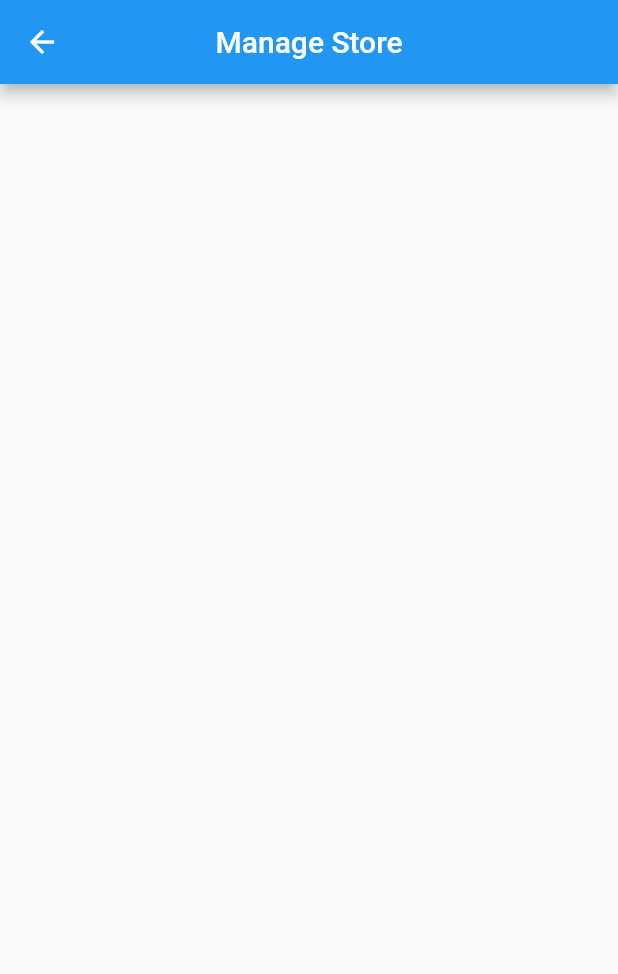
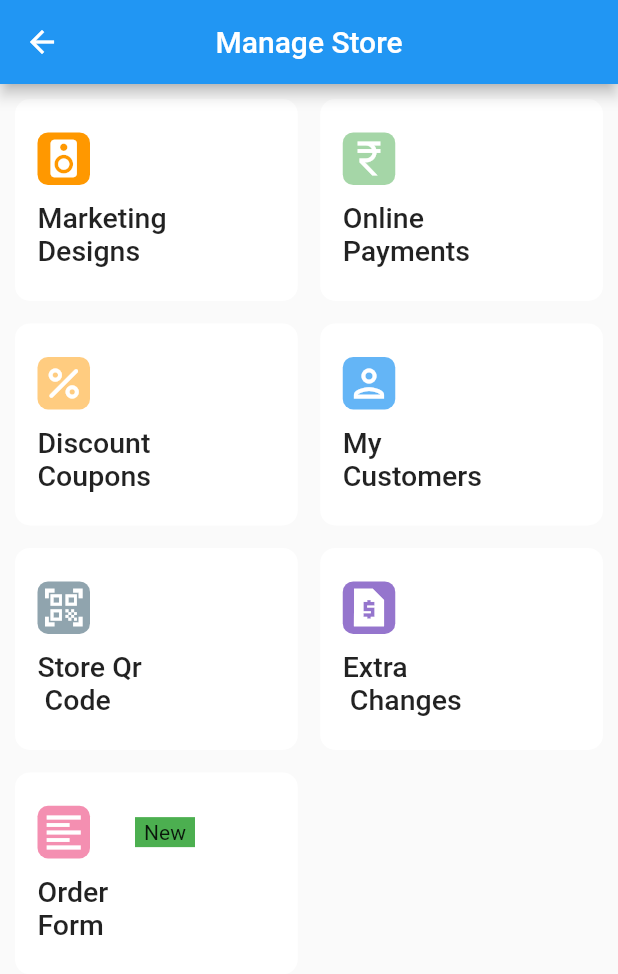
Before and after one commit to sufiyanas/Ui-Designs, a Flutter app: the ScreenTwo screen opened directly, on a phone screen of 412 x 824 dp. Shown: the top 974 px of the screen. Run offline on Flutter 3.47's test engine with Material 2 defaults, Android fonts, the phone set to English and light mode, and no system bars.

Commit message:
New Changes

```diff
--- a/lib/main.dart
+++ b/lib/main.dart
@@ -15,7 +15,7 @@ class MyApp extends StatelessWidget {
     return MaterialApp(
       title: 'UI- Desinging',
       // theme: ThemeData(primarySwatch: Colors.deepOrange),
-      home: const ScreenOne(),
+      home: const ScreenTwo(),
       debugShowCheckedModeBanner: false,
     );
   }
--- a/lib/screans/screen-2/screen_2.dart
+++ b/lib/screans/screen-2/screen_2.dart
@@ -1,4 +1,5 @@
 import 'package:flutter/material.dart';
+import 'package:ui_desinging/widget/cards.dart';
 
 class ScreenTwo extends StatelessWidget {
   const ScreenTwo({Key? key}) : super(key: key);
@@ -8,8 +9,8 @@ class ScreenTwo extends StatelessWidget {
     return Scaffold(
       appBar: AppBar(
         centerTitle: true,
-        leading: Icon(Icons.arrow_back),
-        title: Text(
+        leading: const Icon(Icons.arrow_back),
+        title: const Text(
           'Manage Store',
           style: TextStyle(fontSize: 20),
         ),
@@ -17,9 +18,54 @@ class ScreenTwo extends StatelessWidget {
       body: Padding(
         padding: const EdgeInsets.all(10),
         child: GridView(
-          gridDelegate:
-              SliverGridDelegateWithMaxCrossAxisExtent(maxCrossAxisExtent: 200),
-          children: [],
+          gridDelegate: const SliverGridDelegateWithMaxCrossAxisExtent(
+            maxCrossAxisExtent: 300,
+            crossAxisSpacing: 15,
+            mainAxisSpacing: 15,
+            childAspectRatio: 1.4,
+          ),
+          children: [
+            CardScreen(
+                title: 'Marketing Designs',
+                icon: Icons.speaker,
+                colour: Colors.orange),
+            CardScreen(
+                title: 'Online \nPayments',
+                icon: Icons.currency_rupee,
+                colour: Colors.green[200]),
+            CardScreen(
+                title: 'Discount \nCoupons',
+                icon: Icons.percent_rounded,
+                colour: Colors.orange[200]),
+            CardScreen(
+                title: 'My \nCustomers',
+                icon: Icons.person_outlined,
+                colour: Colors.blue[300]),
+            CardScreen(
+                title: 'Store Qr\n Code',
+                icon: Icons.qr_code_scanner_outlined,
+                colour: Colors.blueGrey[300]),
+            CardScreen(
+                title: 'Extra\n Changes',
+                icon: Icons.request_page_sharp,
+                colour: Colors.deepPurple[300]),
+            CardScreen(
+              title: 'Order \nForm',
+              icon: Icons.format_align_left_outlined,
+              colour: Colors.pink[200],
+              trailing: Container(
+                height: 20,
+                width: 40,
+                color: Colors.green,
+                margin: const EdgeInsets.symmetric(horizontal: 30),
+                child: const Center(
+                  child: Text(
+                    'New',
+                  ),
+                ),
+              ),
+            ),
+          ],
         ),
       ),
     );
--- a/lib/widget/cards.dart
+++ b/lib/widget/cards.dart
@@ -1,15 +1,64 @@
-import 'package:flutter/cupertino.dart';
+import 'package:flutter/material.dart';
 
 class CardScreen extends StatelessWidget {
-  const CardScreen({Key? key}) : super(key: key);
+  CardScreen(
+      {Key? key,
+      required this.title,
+      required this.icon,
+      required this.colour,
+      this.trailing})
+      : super(key: key);
+  final String title;
+  final IconData icon;
+  final Color? colour;
+  final Container? trailing;
 
   @override
   Widget build(BuildContext context) {
     return Stack(
       children: [
         Container(
-          decoration: BoxDecoration(),
-        )
+          decoration: (BoxDecoration(
+              borderRadius: BorderRadius.circular(10), color: Colors.white)),
+          child: Padding(
+            padding: const EdgeInsets.symmetric(vertical: 15, horizontal: 15),
+            child: Column(
+              mainAxisAlignment: MainAxisAlignment.center,
+              crossAxisAlignment: CrossAxisAlignment.start,
+              children: [
+                Row(
+                  children: [
+                    //Design Of Icons
+                    Container(
+                      decoration: BoxDecoration(
+                        borderRadius: BorderRadius.circular(7),
+                        color: colour,
+                      ),
+                      height: 35,
+                      width: 35,
+                      child: Icon(
+                        icon,
+                        size: 30,
+                        color: Colors.white,
+                      ),
+                    ),
+                    (trailing == null) ? const SizedBox() : trailing!,
+                  ],
+                ),
+                const SizedBox(
+                  height: 11,
+                ),
+                Text(
+                  title,
+                  style: TextStyle(
+                    fontSize: 19,
+                    fontWeight: FontWeight.w500,
+                  ),
+                )
+              ],
+            ),
+          ),
+        ),
       ],
     );
   }
```
